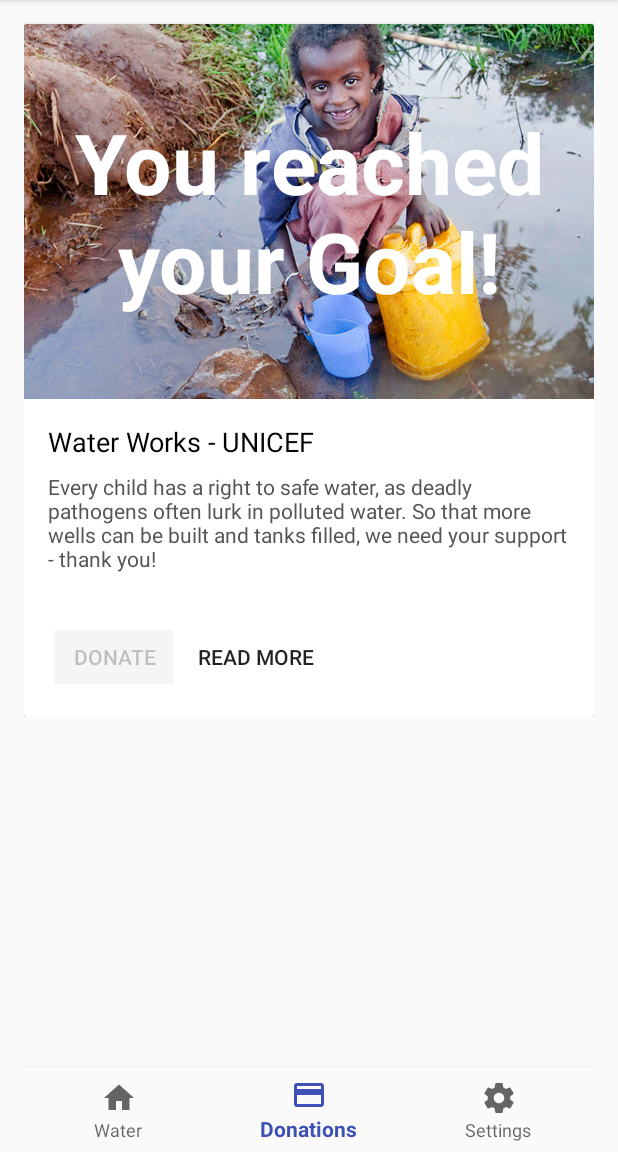
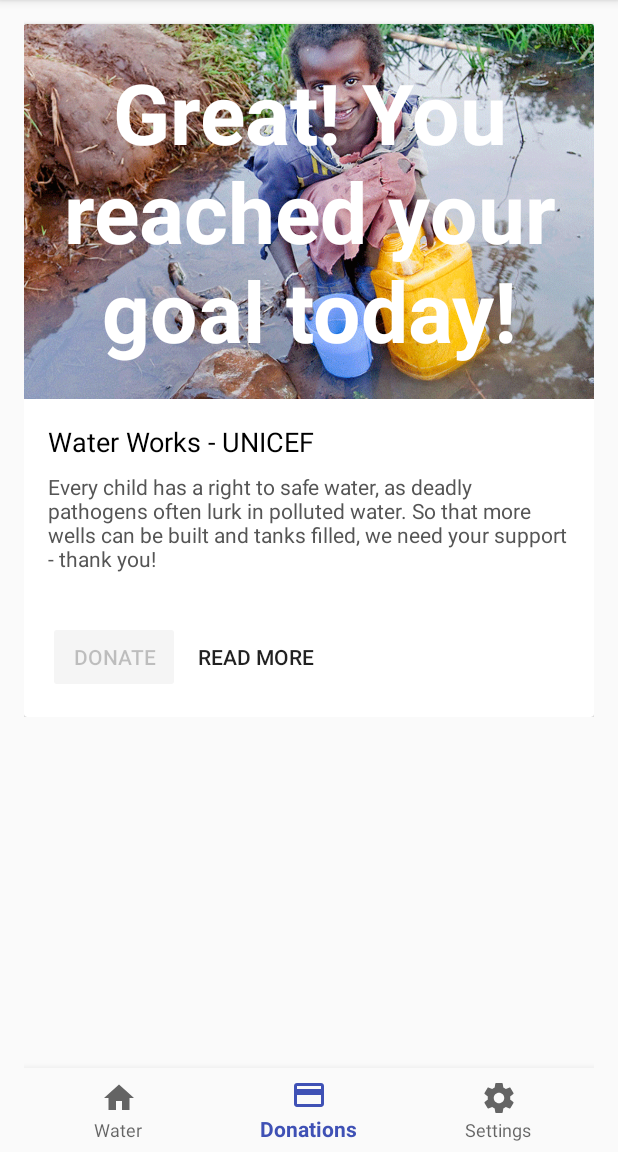
Before and after one commit to Schakkeline/AndroidDripDrop, an Android app: the screen it shows after launch once a user with an empty profile is signed in (MainActivity), item 2 of the bottom bar chosen, on a phone screen of 412 x 824 dp, the part 84-1236 px from its top. Run offline under Robolectric (Android 15) with nearby library versions, the phone set to English and light mode, and no system bars; our stand-ins replace Firebase (no records; nobody signed in at launch, a user with empty details on screens opened directly); 10 statements that could not run were skipped.

Commit message:
added Donation lifecycle and show notifications not at night

```diff
--- a/app/src/main/java/com/buchmaier/jacqueline/mamiwata/DonationsFragment.java
+++ b/app/src/main/java/com/buchmaier/jacqueline/mamiwata/DonationsFragment.java
@@ -23,7 +23,9 @@ public class DonationsFragment extends Fragment {
 
     // Donation
     private TextView textViewDonations;
-    Float valueMyDonations;
+
+    Float valueDailyDonation;
+    Boolean valueDonatedToday;
 
     // Donate button
     Button donate;
@@ -32,7 +34,11 @@ public class DonationsFragment extends Fragment {
     FirebaseUser firebaseUser = FirebaseAuth.getInstance().getCurrentUser();
     String uid = firebaseUser.getUid();
     DatabaseReference db = FirebaseDatabase.getInstance().getReference().child("users").child(uid);
-    DatabaseReference dbMyDonation = db.child("myDonation");
+    DatabaseReference dbDonatedToday = db.child("DonatedToday");
+
+    DatabaseReference dbDailyDonation = db.child("DailyDonation");
+    Integer valueUserLiterGoal;
+    Integer valueUserLiterCurrent;
 
     public DonationsFragment() {
         // Required empty public constructor
@@ -52,15 +58,21 @@ public class DonationsFragment extends Fragment {
             @Override
             public void onDataChange(DataSnapshot dataSnapshot) {
                 // Get Donations from Database
-                valueMyDonations = dataSnapshot.child("myDonation").getValue(Float.class);
-                if (valueMyDonations > 0){
-                    textViewDonations.setText(String.valueOf(valueMyDonations + "$  today"));
+                valueDailyDonation = dataSnapshot.child("DailyDonation").getValue(Float.class);
+                valueDonatedToday = dataSnapshot.child("DonatedToday").getValue(Boolean.class);
+
+                valueUserLiterCurrent = dataSnapshot.child("currentWater").getValue(Integer.class);
+                valueUserLiterGoal = dataSnapshot.child("myWater").getValue(Integer.class);
+
+                // reachGoalOrDonate TextView
+                if (valueUserLiterCurrent < valueUserLiterGoal){
+                    textViewDonations.setText(String.valueOf(valueDailyDonation + "$  today"));
                 } else {
-                    textViewDonations.setText(String.valueOf("You reached your Goal!"));
-                    donate.setEnabled(false);
-
-                }
-
+                    textViewDonations.setText(String.valueOf("Great! You reached your goal today!"));
+                    donate.setEnabled(false);                }
+                if (valueDonatedToday && valueUserLiterCurrent < valueUserLiterGoal){
+                    textViewDonations.setText(String.valueOf("Thanks, but don't forget to drink!"));
+                    donate.setEnabled(false);                }
             }
 
             @Override
@@ -77,8 +89,9 @@ public class DonationsFragment extends Fragment {
 
             @Override
             public void onClick(View v) {
-                // TODO: This is not working - because i always calculate onDataChange
-                dbMyDonation.setValue(0);
+                // Donated today = true, daily donation to zero and fullDonation to zero
+                dbDonatedToday.setValue(true);
+                dbDailyDonation.setValue(0);
             }
         });
 
--- a/app/src/main/java/com/buchmaier/jacqueline/mamiwata/HomeFragment.java
+++ b/app/src/main/java/com/buchmaier/jacqueline/mamiwata/HomeFragment.java
@@ -28,7 +28,6 @@ import java.text.DecimalFormat;
 public class HomeFragment extends Fragment implements OnClickListener{
 
     TextView yourWater;
-    TextView userLiterCurrent;
     TextView userLiterGoal;
     TextView reachGoalOrDonate;
 
@@ -41,11 +40,17 @@ public class HomeFragment extends Fragment implements OnClickListener{
     Integer yourWaterPercent;
 
     Integer missingWater;
-    Float valueMyDonations;
+
+    Float valueDailyDonation;
+
+    Boolean valueDonatedToday;
 
     FirebaseUser firebaseUser = FirebaseAuth.getInstance().getCurrentUser();
     String uid = firebaseUser.getUid();
     DatabaseReference DataRef = FirebaseDatabase.getInstance().getReference().child("users").child(uid);
+
+    DatabaseReference dbDailyDonation = DataRef.child("DailyDonation");
+
 
     private static final String TAG = "Service";
 
@@ -102,19 +107,26 @@ public class HomeFragment extends Fragment implements OnClickListener{
                 yourWater.setText(String.valueOf(yourWaterPercent + "%"));
 
                 // Formula for Donation
-                // TODO: Only calculate if not reset to zero from user
-                missingWater = dbUserLiterGoal - dbUserLiterCurrent;
-                Float x = (float)Math.round(missingWater ) / 1000;
-                Double roundetMissingWater = Double.valueOf(twoDForm.format(x));
-                DatabaseReference dbMyDonation = DataRef.child("myDonation");
-                dbMyDonation.setValue(roundetMissingWater);
+                valueDonatedToday = dataSnapshot.child("DonatedToday").getValue(Boolean.class);
+                if (!valueDonatedToday) {
+                    missingWater = dbUserLiterGoal - dbUserLiterCurrent;
+                    Float x = (float)Math.round(missingWater ) / 1000;
+                    Double roundetMissingWater = Double.valueOf(twoDForm.format(x));
+
+                    dbDailyDonation = DataRef.child("DailyDonation");
+                    dbDailyDonation.setValue(roundetMissingWater);
+                }
+
+                valueDailyDonation = dataSnapshot.child("DailyDonation").getValue(Float.class);
 
                 // reachGoalOrDonate TextView
-                valueMyDonations = dataSnapshot.child("myDonation").getValue(Float.class);
-                if (valueMyDonations > 0){
-                    reachGoalOrDonate.setText(String.valueOf("Reach your goal or donate " + valueMyDonations +"$"));
+                if (dbUserLiterCurrent < dbUserLiterGoal){
+                    reachGoalOrDonate.setText(String.valueOf("Reach your goal or donate " + valueDailyDonation +"$"));
                 } else {
                     reachGoalOrDonate.setText(String.valueOf("Great! You reached your goal today!"));
+                }
+                if (valueDonatedToday && dbUserLiterCurrent < dbUserLiterGoal){
+                    reachGoalOrDonate.setText(String.valueOf("You donated today, but don't forget to drink!"));
                 }
 
             }
--- a/app/src/main/java/com/buchmaier/jacqueline/mamiwata/MainActivity.java
+++ b/app/src/main/java/com/buchmaier/jacqueline/mamiwata/MainActivity.java
@@ -116,8 +116,7 @@ public class MainActivity extends AppCompatActivity {
             int curHrReset = calendarReset.get(Calendar.HOUR_OF_DAY);
 
             // Checking whether current hour is over 24
-            if (curHrReset >= 24)
-            {
+            if (curHrReset < 24) {
                 //setting the date to the next day
                 calendarReset.add(Calendar.DATE, 1);
             }
@@ -138,8 +137,7 @@ public class MainActivity extends AppCompatActivity {
             int curHr = calendar.get(Calendar.HOUR_OF_DAY);
 
             // Checking whether current hour is over 20
-            if (curHr >= 20)
-            {
+            if (curHr >= 20) {
                 //setting the date to the next day
                 calendar.add(Calendar.DATE, 1);
             }
--- a/app/src/main/java/com/buchmaier/jacqueline/mamiwata/ResetWaterService.java
+++ b/app/src/main/java/com/buchmaier/jacqueline/mamiwata/ResetWaterService.java
@@ -32,6 +32,7 @@ public class ResetWaterService extends BroadcastReceiver {
 
         Log.d("ResetWaterService", "Broadcasr onReceive: fired ");
         db.child("currentWater").setValue(0);
+        db.child("DonatedToday").setValue(false);
 
     }
 
```
Also changed, not shown: app/src/main/java/com/buchmaier/jacqueline/mamiwata/BottomSheetFragment.java (+5 -5 lines), app/src/main/java/com/buchmaier/jacqueline/mamiwata/ShowNotifications.java (+19 -6 lines).
